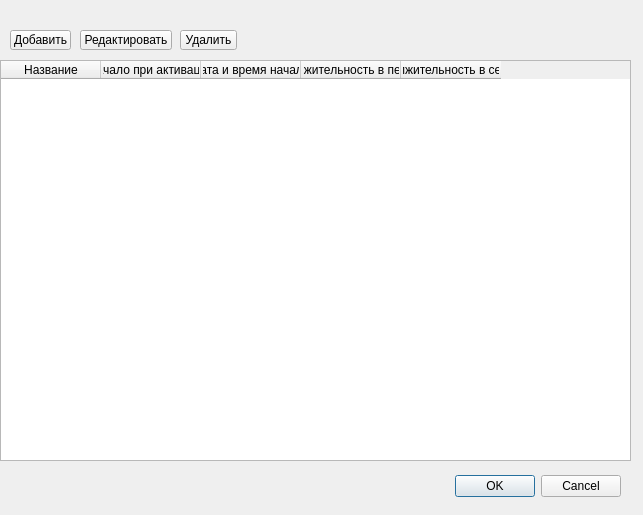
This is mdi/settlement_period_main.ui in brat002/ExpertBilling as Qt 5 draws it before an edit. The edited form follows.
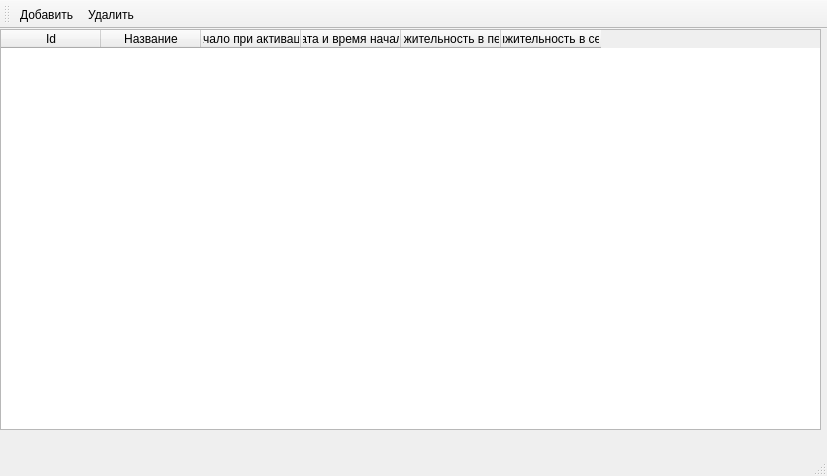
This is the edited form. Icons and pictures are not drawn.

The edit to the form file:
```diff
--- a/mdi/settlement_period_main.ui
+++ b/mdi/settlement_period_main.ui
@@ -1,42 +1,56 @@
 <ui version="4.0" >
- <class>Dialog</class>
- <widget class="QDialog" name="Dialog" >
+ <class>MainWindow</class>
+ <widget class="QMainWindow" name="MainWindow" >
   <property name="geometry" >
    <rect>
     <x>0</x>
     <y>0</y>
-    <width>643</width>
-    <height>515</height>
+    <width>827</width>
+    <height>476</height>
    </rect>
   </property>
   <property name="windowTitle" >
    <string>Dialog</string>
   </property>
-  <widget class="QDialogButtonBox" name="buttonBox" >
-   <property name="geometry" >
-    <rect>
-     <x>280</x>
-     <y>470</y>
-     <width>341</width>
-     <height>32</height>
-    </rect>
-   </property>
-   <property name="orientation" >
-    <enum>Qt::Horizontal</enum>
-   </property>
-   <property name="standardButtons" >
-    <set>QDialogButtonBox::Cancel|QDialogButtonBox::NoButton|QDialogButtonBox::Ok</set>
-   </property>
-  </widget>
+  <widget class="QWidget" name="centralwidget" >
   <widget class="QTableWidget" name="tableWidget" >
    <property name="geometry" >
     <rect>
      <x>0</x>
-     <y>60</y>
-     <width>631</width>
+      <y>0</y>
+      <width>821</width>
      <height>401</height>
     </rect>
    </property>
+    <property name="sizePolicy" >
+     <sizepolicy vsizetype="Expanding" hsizetype="Expanding" >
+      <horstretch>0</horstretch>
+      <verstretch>0</verstretch>
+     </sizepolicy>
+    </property>
+    <property name="lineWidth" >
+     <number>1</number>
+    </property>
+    <property name="selectionMode" >
+     <enum>QAbstractItemView::SingleSelection</enum>
+    </property>
+    <property name="selectionBehavior" >
+     <enum>QAbstractItemView::SelectRows</enum>
+    </property>
+    <property name="verticalScrollMode" >
+     <enum>QAbstractItemView::ScrollPerPixel</enum>
+    </property>
+    <property name="horizontalScrollMode" >
+     <enum>QAbstractItemView::ScrollPerPixel</enum>
+    </property>
+    <property name="gridStyle" >
+     <enum>Qt::DotLine</enum>
+    </property>
+    <column>
+     <property name="text" >
+      <string>Id</string>
+     </property>
+    </column>
    <column>
     <property name="text" >
      <string>Название</string>
@@ -63,45 +77,47 @@
     </property>
    </column>
   </widget>
-  <widget class="QToolButton" name="toolButton" >
+  </widget>
+  <widget class="QMenuBar" name="menubar" >
    <property name="geometry" >
     <rect>
-     <x>10</x>
-     <y>30</y>
-     <width>61</width>
-     <height>20</height>
+     <x>0</x>
+     <y>0</y>
+     <width>827</width>
+     <height>21</height>
     </rect>
+   </property>
+  </widget>
+  <widget class="QStatusBar" name="statusbar" />
+  <widget class="QToolBar" name="toolBar" >
+   <property name="windowTitle" >
+    <string>toolBar</string>
+   </property>
+   <attribute name="toolBarArea" >
+    <enum>TopToolBarArea</enum>
+   </attribute>
+   <attribute name="toolBarBreak" >
+    <bool>false</bool>
+   </attribute>
+   <addaction name="addAction" />
+   <addaction name="delAction" />
+  </widget>
+  <action name="addAction" >
+   <property name="icon" >
+    <iconset>images/add.png</iconset>
    </property>
    <property name="text" >
     <string>Добавить</string>
    </property>
-  </widget>
-  <widget class="QToolButton" name="toolButton_2" >
-   <property name="geometry" >
-    <rect>
-     <x>180</x>
-     <y>30</y>
-     <width>57</width>
-     <height>20</height>
-    </rect>
+  </action>
+  <action name="delAction" >
+   <property name="icon" >
+    <iconset>images/del.png</iconset>
    </property>
    <property name="text" >
     <string>Удалить</string>
    </property>
-  </widget>
-  <widget class="QToolButton" name="toolButton_3" >
-   <property name="geometry" >
-    <rect>
-     <x>80</x>
-     <y>30</y>
-     <width>92</width>
-     <height>20</height>
-    </rect>
-   </property>
-   <property name="text" >
-    <string>Редактировать</string>
-   </property>
-  </widget>
+  </action>
  </widget>
  <resources/>
  <connections>
```
Left out of the diff: 37 changed lines with no effect on the pictures. Lines whose indentation alone changed are shown as unchanged.
